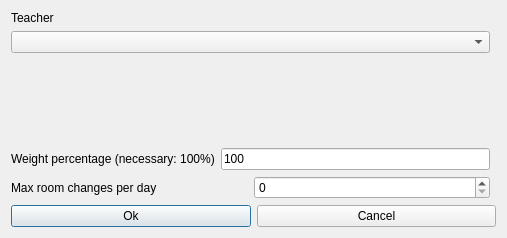
First picture: the form in fet/src/interface/modifyconstraintteachermaxroomchangesperrealdayform_template.ui, repository vonmecheln/fet, before the edit.
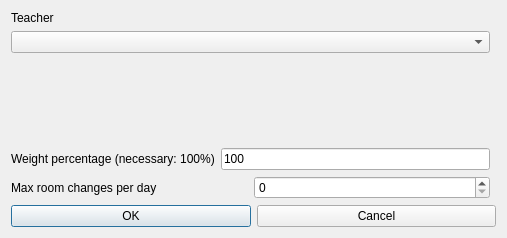
Second picture: the form after the edit.

Patch:
```diff
--- a/fet/src/interface/modifyconstraintteachermaxroomchangesperrealdayform_template.ui
+++ b/fet/src/interface/modifyconstraintteachermaxroomchangesperrealdayform_template.ui
@@ -95,7 +95,7 @@
      <item>
       <widget class="QPushButton" name="okPushButton">
        <property name="text">
-        <string>Ok</string>
+        <string>OK</string>
        </property>
       </widget>
      </item>
```
